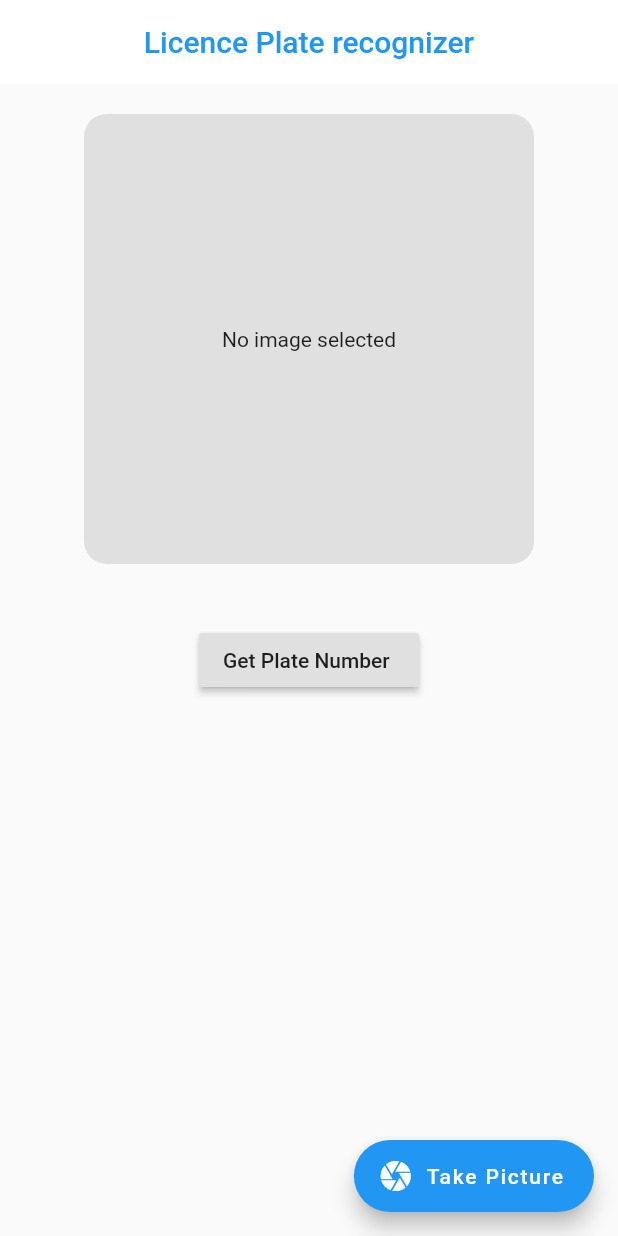
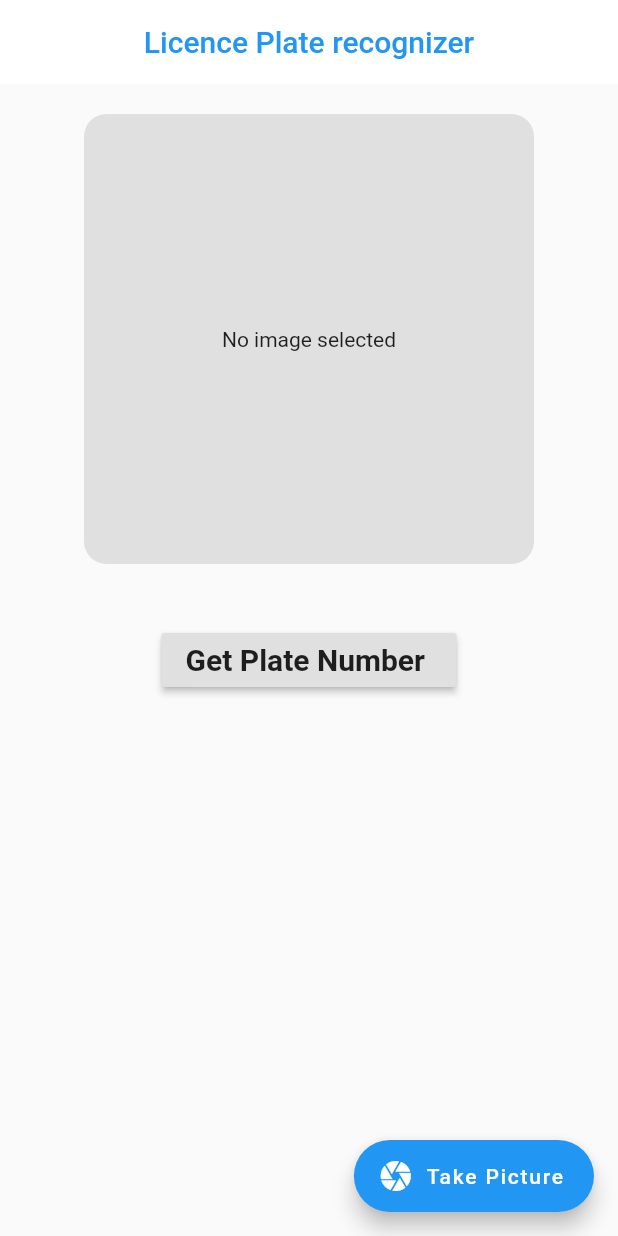
Before and after one commit to Monarene/alpr-project, a Flutter app: the screen it shows after launch, on a phone screen of 412 x 824 dp. Run offline on Flutter 3.47's test engine with Material 2 defaults, Android fonts, the phone set to English and light mode, and no system bars; our stand-ins replace image_picker.

Commit message:
done for the night

```diff
--- a/lib/services/plate_recogniser_service.dart
+++ b/lib/services/plate_recogniser_service.dart
@@ -3,7 +3,7 @@ import 'dart:convert' as convert;
 import 'package:alpr_x/models/plate_model.dart';
 import 'package:http/http.dart' as http;
 
-Future<String> plateRecogniser(String imageBase64) async {
+plateRecogniser(String imageBase64) async {
   var response = await http
       .post("https://api.platerecognizer.com/v1/plate-reader/", body: {
     "upload": imageBase64
--- a/lib/views/alpr.dart
+++ b/lib/views/alpr.dart
@@ -42,7 +42,8 @@ class _ALPRState extends State<ALPR> {
           ),
         ),
       ),
-      body: Column(
+      body: Center(
+        child: Column(
           crossAxisAlignment: CrossAxisAlignment.center,
           children: <Widget>[
             SizedBox(
@@ -66,28 +67,33 @@ class _ALPRState extends State<ALPR> {
               height: 40,
             ),
             Container(
-            child: Row(
-              mainAxisAlignment: MainAxisAlignment.center,
-              children: [
-                RaisedButton(
-                  child: Text("Get Plate Number "),
-                  onPressed: () {
+              child: RaisedButton(
+                child: Text(
+                  "Get Plate Number ",
+                  style: TextStyle(fontWeight: FontWeight.bold, fontSize: 20),
+                ),
+                onPressed: () async {
                   if (_imageBase64 != null) {
-                      var plateNumber = plateRecogniser(_imageBase64);
+                    var plateNumber = await plateRecogniser(_imageBase64);
+                    results = plateNumber;
                     setState(() {
-                        results = plateNumber;
-                        print(results);
+                      print(plateNumber.toString());
                     });
                   }
                 },
               ),
+            ),
+            SizedBox(
+              height: 20,
+            ),
             Container(
-                  child: Text(results == null ? "" : results),
+              child: Text(
+                results == null ? "" : results,
+                style: TextStyle(fontWeight: FontWeight.bold, fontSize: 20),
+              ),
             )
           ],
         ),
-          ),
-        ],
       ),
       floatingActionButton: FloatingActionButton.extended(
         onPressed: () {
```
Lines whose indentation alone changed are shown as unchanged.
